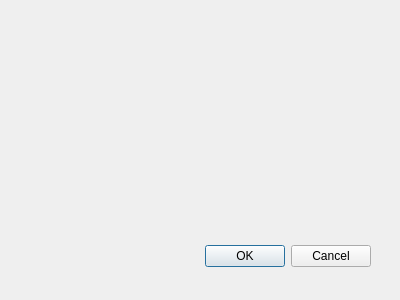
Above: send_mona_to_res_window.ui from ottyajp/mona_chaduke before the change. Below: the same form after it.
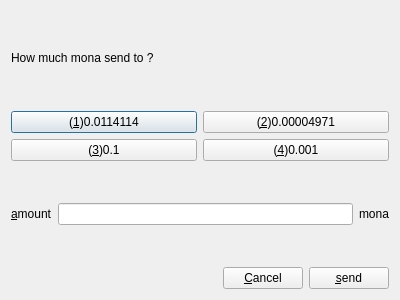
That is the form after the change.

```diff
--- a/send_mona_to_res_window.ui
+++ b/send_mona_to_res_window.ui
@@ -15,22 +15,110 @@
   <property name="windowTitle">
    <string>Dialog</string>
   </property>
-  <widget class="QDialogButtonBox" name="buttonBox">
-   <property name="geometry">
-    <rect>
-     <x>30</x>
-     <y>240</y>
-     <width>341</width>
-     <height>32</height>
-    </rect>
-   </property>
-   <property name="orientation">
-    <enum>Qt::Horizontal</enum>
-   </property>
-   <property name="standardButtons">
-    <set>QDialogButtonBox::Cancel|QDialogButtonBox::Ok</set>
-   </property>
-  </widget>
+  <layout class="QGridLayout" name="gridLayout">
+   <item row="0" column="0">
+    <layout class="QVBoxLayout" name="verticalLayout">
+     <item>
+      <widget class="QLabel" name="send_to">
+       <property name="text">
+        <string>How much mona send to ?</string>
+       </property>
+      </widget>
+     </item>
+     <item>
+      <layout class="QHBoxLayout" name="horizontalLayout">
+       <item>
+        <widget class="QPushButton" name="send_mona_preset1">
+         <property name="text">
+          <string>(&amp;1)0.0114114</string>
+         </property>
+        </widget>
+       </item>
+       <item>
+        <widget class="QPushButton" name="send_mona_preset2">
+         <property name="text">
+          <string>(&amp;2)0.00004971</string>
+         </property>
+        </widget>
+       </item>
+      </layout>
+     </item>
+     <item>
+      <layout class="QHBoxLayout" name="horizontalLayout_2">
+       <item>
+        <widget class="QPushButton" name="send_mona_preset3">
+         <property name="text">
+          <string>(&amp;3)0.1</string>
+         </property>
+        </widget>
+       </item>
+       <item>
+        <widget class="QPushButton" name="send_mona_preset4">
+         <property name="text">
+          <string>(&amp;4)0.001</string>
+         </property>
+        </widget>
+       </item>
+      </layout>
+     </item>
+     <item>
+      <layout class="QHBoxLayout" name="horizontalLayout_3">
+       <item>
+        <widget class="QLabel" name="label">
+         <property name="text">
+          <string>&amp;amount</string>
+         </property>
+         <property name="buddy">
+          <cstring>send_mona_fixed</cstring>
+         </property>
+        </widget>
+       </item>
+       <item>
+        <widget class="QLineEdit" name="send_mona_fixed"/>
+       </item>
+       <item>
+        <widget class="QLabel" name="label_2">
+         <property name="text">
+          <string>mona</string>
+         </property>
+        </widget>
+       </item>
+      </layout>
+     </item>
+     <item>
+      <layout class="QHBoxLayout" name="horizontalLayout_4">
+       <item>
+        <spacer name="horizontalSpacer">
+         <property name="orientation">
+          <enum>Qt::Horizontal</enum>
+         </property>
+         <property name="sizeHint" stdset="0">
+          <size>
+           <width>40</width>
+           <height>20</height>
+          </size>
+         </property>
+        </spacer>
+       </item>
+       <item>
+        <widget class="QPushButton" name="cancel_button">
+         <property name="text">
+          <string>&amp;Cancel</string>
+         </property>
+        </widget>
+       </item>
+       <item>
+        <widget class="QPushButton" name="send_button">
+         <property name="text">
+          <string>&amp;send</string>
+         </property>
+        </widget>
+       </item>
+      </layout>
+     </item>
+    </layout>
+   </item>
+  </layout>
  </widget>
  <pixmapfunction/>
  <resources/>
```
Left out of the diff: 38 changed lines with no effect on the pictures.
